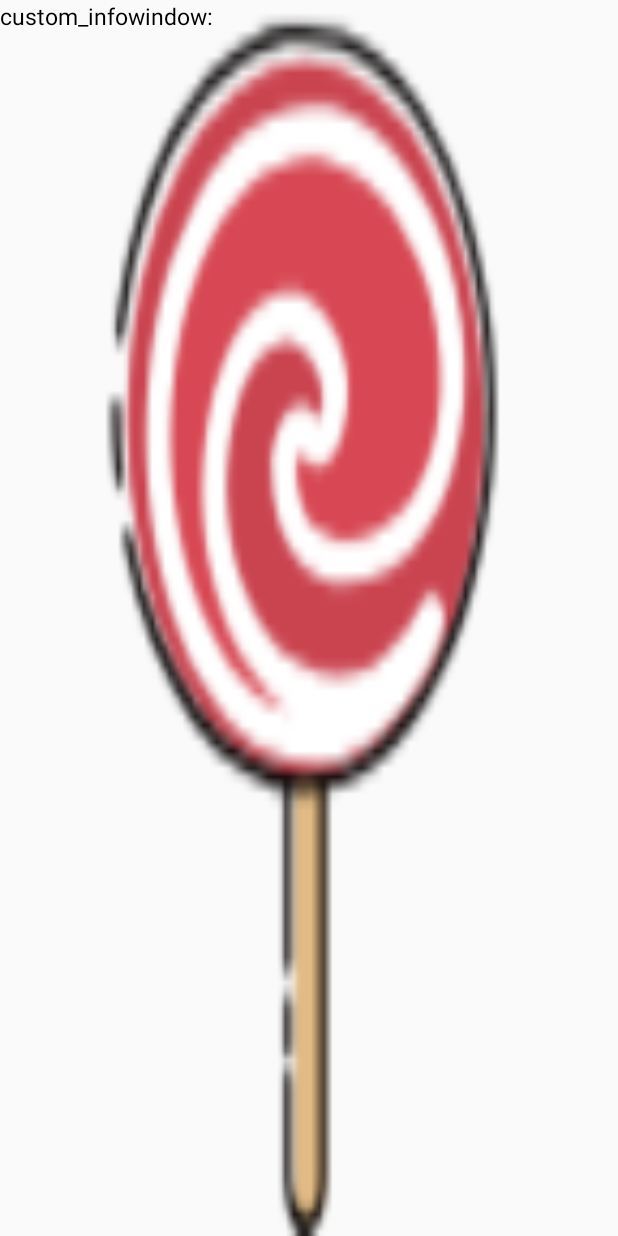
After one commit to TencentLBS/TencentMapDemo_Android, an Android app: the layout custom_infowindow.xml on its own in the app's theme, with its tools: preview values and no code run, on a phone screen of 412 x 824 dp. The commit adds this screen. Run offline under Robolectric (Android 15) with nearby library versions, the phone set to English and light mode, and no system bars.

Commit message:
自定义信息窗markerinfowindowDemo

```diff
--- /dev/null
+++ b/TencentMapDemo_Android-master/app/src/main/res/layout/custom_infowindow.xml
@@ -0,0 +1,17 @@
+<?xml version="1.0" encoding="utf-8"?>
+<LinearLayout xmlns:android="http://schemas.android.com/apk/res/android"
+    android:layout_width="match_parent"
+    android:layout_height="match_parent"
+    android:background="@drawable/marker"> <!--背景资源可以自己设置-->
+
+    <!--用于展示自定义信息窗的内容-->
+    <TextView
+        android:id="@+id/tv_title"
+        android:layout_width="wrap_content"
+        android:layout_height="wrap_content"
+        android:text="custom_infowindow:"
+        android:layout_gravity="center_horizontal"
+        android:textColor="#ff000000"
+        android:textSize="15sp"/>
+
+</LinearLayout>
```
Also changed, not shown: TencentMapDemo_Android-master/app/src/main/java/com/example/tencentmap/tencentmapdemo/marker/MarkerInfoWindowActivity.java (+52 -0 lines).
